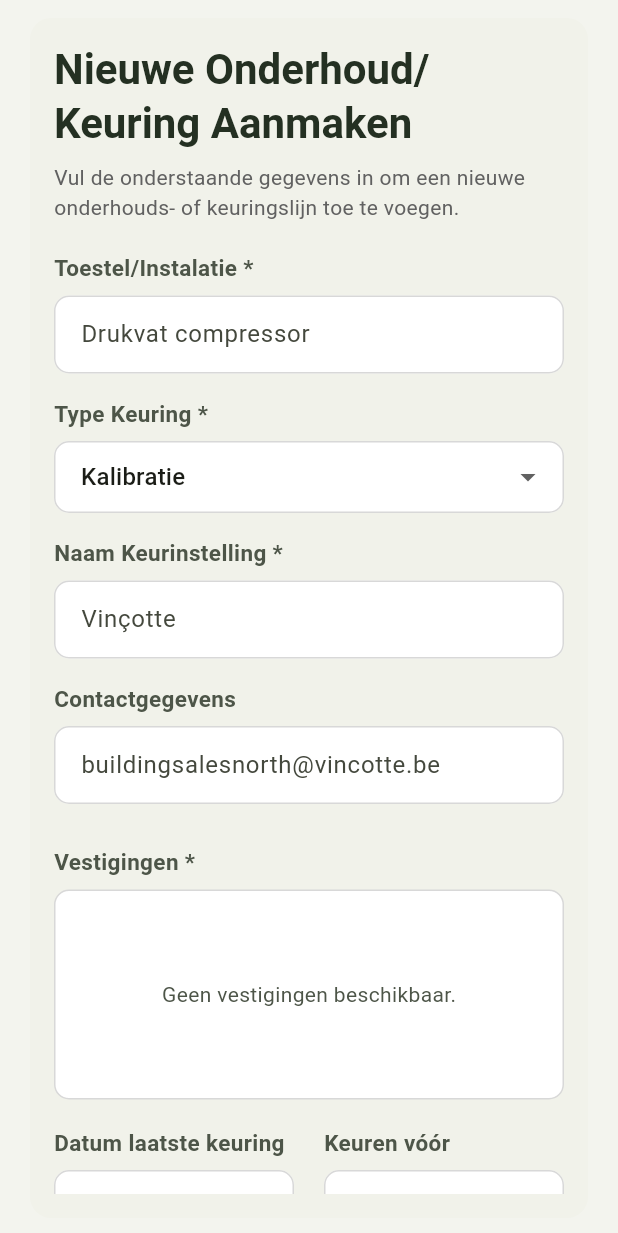
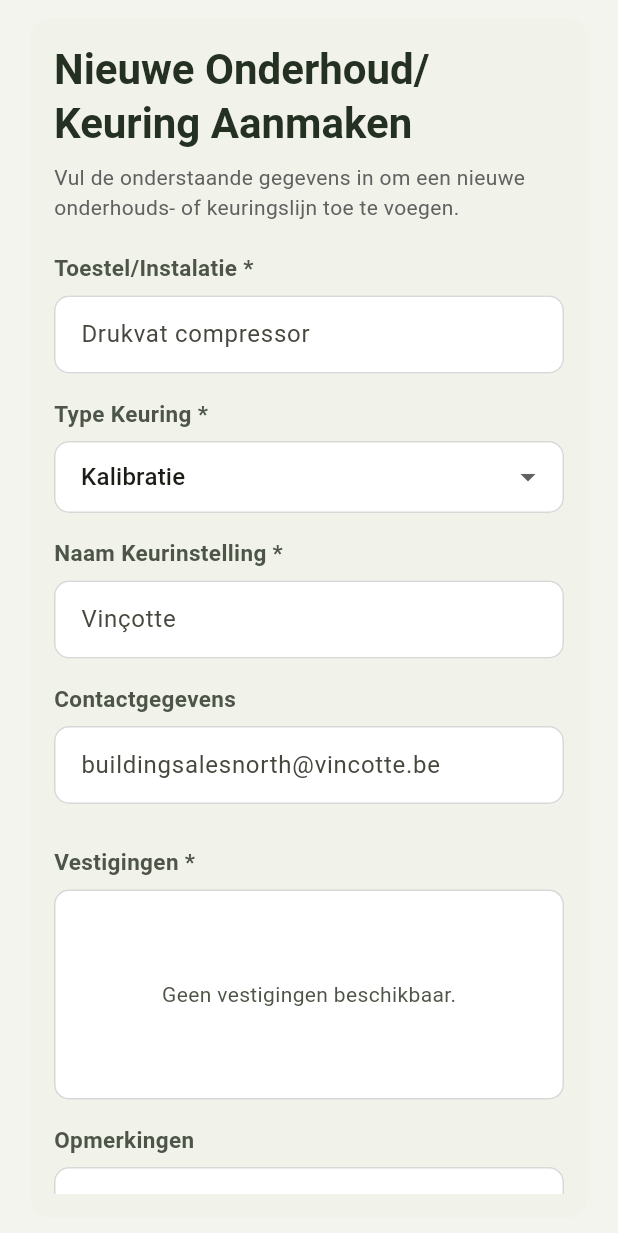
Before and after one commit to CidKagenoue/QA-Dashboard, a Flutter app: the _MaintenanceInspectionDialog widget shown alone on an empty page, opened directly with empty values, on a phone screen of 412 x 824 dp. Shown: the top 1233 px of the screen. Run offline on Flutter 3.47's test engine with Material 3 defaults, Android fonts, the phone set to English and light mode, and no system bars; our stand-ins replace file_picker, pdf, printing, shared_preferences; accounts and stored records are empty.

Commit message:
restore(maintenance_inspections): restore error message and notes box for maintenance inspection

```diff
--- a/lib/screens/maintenance_inspection_detail_screen.dart
+++ b/lib/screens/maintenance_inspection_detail_screen.dart
@@ -284,6 +284,7 @@ class _MaintenanceInspectionDetailScreenState
 
     final equipment = _equipmentController.text.trim();
     final inspectionInstitution = _inspectionInstitutionController.text.trim();
+
     final missing = <String>[];
     if (equipment.isEmpty) missing.add('Toestel / Installatie');
     if (inspectionInstitution.isEmpty) missing.add('Naam keurinstelling');
--- a/lib/screens/maintenance_inspections_screen.dart
+++ b/lib/screens/maintenance_inspections_screen.dart
@@ -572,6 +572,7 @@ class _MaintenanceInspectionDialogState
   final TextEditingController equipmentController = TextEditingController();
   final TextEditingController institutionController = TextEditingController();
   final TextEditingController contactController = TextEditingController();
+  final TextEditingController notesController = TextEditingController();
   final TextEditingController lastInspectionController = TextEditingController();
   final TextEditingController dueDateController = TextEditingController();
 
@@ -583,6 +584,9 @@ class _MaintenanceInspectionDialogState
   final ScrollController _locationsScrollController = ScrollController();
   DateTime? lastInspectionDate;
   DateTime? dueDate;
+  String? _equipmentError;
+  String? _institutionError;
+  String? _branchesError;
 
   List<Branch> get branches => widget.availableBranches;
 
@@ -592,13 +596,25 @@ class _MaintenanceInspectionDialogState
     if (branches.isNotEmpty) {
       selectedLocationIds.add(branches.first.id);
     }
+        equipmentController.addListener(() {
+      if (_equipmentError != null && equipmentController.text.trim().isNotEmpty) {
+        setState(() => _equipmentError = null);
+      }
+    });
+    institutionController.addListener(() {
+      if (_institutionError != null && institutionController.text.trim().isNotEmpty) {
+        setState(() => _institutionError = null);
+      }
+    });
   }
+
 
   @override
   void dispose() {
     equipmentController.dispose();
     institutionController.dispose();
     contactController.dispose();
+    notesController.dispose();
     lastInspectionController.dispose();
     dueDateController.dispose();
     _locationsScrollController.dispose();
@@ -672,14 +688,14 @@ class _MaintenanceInspectionDialogState
                                   const SizedBox(height: 8),
                                   TextField(
                                     controller: equipmentController,
-                                    decoration: _inputDecoration('Drukvat compressor'),
+                                    decoration: _inputDecoration('Drukvat compressor').copyWith(errorText: _equipmentError),
                                   ),
                                   const SizedBox(height: 16),
                                   _buildLabel('Naam Keurinstelling *'),
                                   const SizedBox(height: 8),
                                   TextField(
                                     controller: institutionController,
-                                    decoration: _inputDecoration('Vinçotte'),
+                                    decoration: _inputDecoration('Vinçotte').copyWith(errorText: _institutionError),
                                   ),
                                   const SizedBox(height: 16),
                                   _buildLabel('Contactgegevens'),
@@ -792,7 +808,7 @@ class _MaintenanceInspectionDialogState
                           const SizedBox(height: 8),
                           TextField(
                             controller: equipmentController,
-                            decoration: _inputDecoration('Drukvat compressor'),
+                            decoration: _inputDecoration('Drukvat compressor').copyWith(errorText: _equipmentError),
                           ),
                           const SizedBox(height: 16),
                           _buildLabel('Type Keuring *'),
@@ -817,7 +833,7 @@ class _MaintenanceInspectionDialogState
                           const SizedBox(height: 8),
                           TextField(
                             controller: institutionController,
-                            decoration: _inputDecoration('Vinçotte'),
+                            decoration: _inputDecoration('Vinçotte').copyWith(errorText: _institutionError),
                           ),
                           const SizedBox(height: 16),
                           _buildLabel('Contactgegevens'),
@@ -868,6 +884,7 @@ class _MaintenanceInspectionDialogState
                                     setState(() {
                                       if (isChecked == true) {
                                         selectedLocationIds.add(branch.id);
+                                        if (_branchesError != null && selectedLocationIds.isNotEmpty) _branchesError = null;
                                       } else {
                                         selectedLocationIds.remove(branch.id);
                                       }
@@ -875,8 +892,29 @@ class _MaintenanceInspectionDialogState
                                   },
                                 );
                               }).toList(),
+                                                          ),
+                          ),
+                  ),
+                  Visibility(
+                    visible: _branchesError != null,
+                    child: Padding(
+                      padding: const EdgeInsets.only(top: 8.0, left: 4.0),
+                      child: Text(
+                        _branchesError ?? '',
+                        style: const TextStyle(color: Colors.redAccent, fontSize: 12),
                             ),
                           ),
+                  ),
+                                    const SizedBox(height: 16),
+                  _buildLabel('Opmerkingen'),
+                  const SizedBox(height: 8),
+                  TextField(
+                    controller: notesController,
+                    maxLines: 4,
+                    minLines: 3,
+                    decoration: _inputDecoration('Extra opmerkingen of aandachtspunten').copyWith(
+                      alignLabelWithHint: true,
+                    ),
                   ),
                   const SizedBox(height: 18),
                   Row(
@@ -917,15 +955,18 @@ class _MaintenanceInspectionDialogState
                     ],
                   ),
                   const SizedBox(height: 22),
-                  const Divider(),
-                  const SizedBox(height: 12),
                   Row(
-                    mainAxisAlignment: MainAxisAlignment.spaceBetween,
+                    mainAxisAlignment: MainAxisAlignment.end,
                     children: [
                       TextButton(
+                        style: TextButton.styleFrom(
+                          foregroundColor: const Color(0xFF8BC34A),
+                          padding: const EdgeInsets.symmetric(horizontal: 20, vertical: 14),
+                        ),
                         onPressed: () => Navigator.pop(context),
-                        child: Text('Annuleren', style: TextStyle(color: Colors.grey[800])),
+                        child: const Text('Annuleren'),
                       ),
+                      const SizedBox(width: 12),
                       ElevatedButton(
                         style: ElevatedButton.styleFrom(
                           backgroundColor: const Color(0xFF8BC34A),
@@ -972,12 +1013,11 @@ class _MaintenanceInspectionDialogState
                           if (selectedLocationIds.isEmpty) missing.add('Vestiging');
 
                           if (missing.isNotEmpty) {
-                            final message = missing.length == 1
-                                ? missing.first
-                                : '${missing.sublist(0, missing.length - 1).join(', ')} en ${missing.last}';
-                            ScaffoldMessenger.of(context).showSnackBar(
-                              SnackBar(content: Text('Vul de volgende verplichte velden in: $message')),
-                            );
+                            setState(() {
+                              _equipmentError = missing.contains('Toestel/Installatie') ? 'Verplicht' : null;
+                              _institutionError = missing.contains('Naam keurinstelling') ? 'Verplicht' : null;
+                              _branchesError = missing.contains('Vestiging') ? 'Kies minstens één vestiging' : null;
+                            });
                             return;
                           }
                           final form = MaintenanceInspectionForm()
@@ -985,6 +1025,9 @@ class _MaintenanceInspectionDialogState
                             ..inspectionType = inspectionType
                             ..inspectionInstitution = institutionController.text.trim()
                             ..contactInfo = contactController.text.trim()
+                            ..notes = notesController.text.trim().isEmpty
+                                ? null
+                                : notesController.text.trim()
                             ..frequencyValue = frequencyValue
                             ..frequencyUnit = frequencyUnit
                             ..selfContact = selfContact
```
